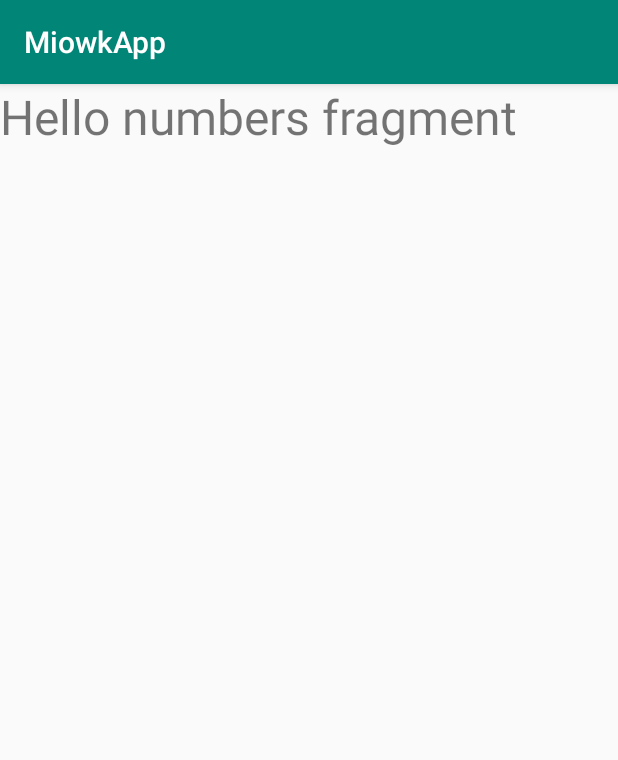
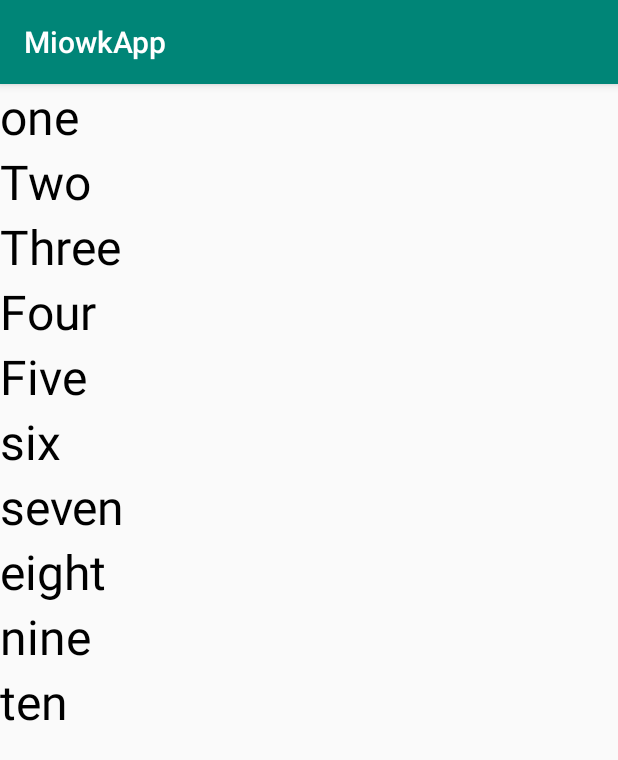
Before and after one commit to AhmadDalao/MiowkApp, an Android app: the fragment Numbers shown on its own in the app's theme, on a phone screen of 412 x 824 dp. Shown: the top 760 px of the screen. Run offline under Robolectric (Android 15) with nearby library versions, the phone set to English and light mode, and no system bars.

```diff
--- a/app/src/main/java/com/example/android/miowkapp/Numbers.java
+++ b/app/src/main/java/com/example/android/miowkapp/Numbers.java
@@ -3,9 +3,14 @@ package com.example.android.miowkapp;
 
 import android.os.Bundle;
 import android.support.v4.app.Fragment;
+import android.util.Log;
 import android.view.LayoutInflater;
 import android.view.View;
 import android.view.ViewGroup;
+import android.widget.LinearLayout;
+import android.widget.TextView;
+
+import java.util.ArrayList;
 
 
 /**
@@ -23,12 +28,54 @@ public class Numbers extends Fragment {
     public View onCreateView(LayoutInflater inflater, ViewGroup container,
                              Bundle savedInstanceState) {
         // Inflate the layout for this fragment
-        return inflater.inflate(R.layout.fragment_numbers, container, false);
+        View view = inflater.inflate(R.layout.fragment_numbers, container, false);
+
+
+        ArrayList<String> words = new ArrayList<String>();
+        words.add("one");
+        words.add("Two");
+        words.add("Three");
+        words.add("Four");
+        words.add("Five");
+        words.add("six");
+        words.add("seven");
+        words.add("eight");
+        words.add("nine");
+        words.add("ten");
+        words.size();
+
+
+        LinearLayout linearLayout = (LinearLayout)view.findViewById(R.id.myLinearLayoutNumber);
+
+        int counter = 0;
+        while (counter < words.size()){
+            TextView textView = new TextView(this.getContext());
+            textView.setTextSize(32);
+            textView.setTextColor(getResources().getColor(R.color.myBlack));
+            textView.setText(words.get(counter));
+            linearLayout.addView(textView);
+            counter ++;
+        }
+
+
+
+
+        Log.v("Numbers", "word at index 0: " + words.get(0));
+        Log.v("Numbers", "word at index 1: " + words.get(1));
+        Log.v("Numbers", "word at index 2: " + words.get(2));
+        Log.v("Numbers", "word at index 3: " + words.get(3));
+        Log.v("Numbers", "word at index 4: " + words.get(4));
+        Log.v("Numbers", "word at index 5: " + words.get(5));
+        Log.v("Numbers", "word at index 6: " + words.get(6));
+        Log.v("Numbers", "word at index 7: " + words.get(7));
+        Log.v("Numbers", "word at index 8: " + words.get(8));
+        Log.v("Numbers", "word at index 9: " + words.get(9));
+        Log.v("Numbers", "the size of the array is : " + words.size());
+
+
+        return view;
 
     }
 
 
-
-
-
 }
--- a/app/src/main/res/layout/fragment_numbers.xml
+++ b/app/src/main/res/layout/fragment_numbers.xml
@@ -1,15 +1,13 @@
 <?xml version="1.0" encoding="utf-8"?>
-<FrameLayout xmlns:android="http://schemas.android.com/apk/res/android"
+<LinearLayout xmlns:android="http://schemas.android.com/apk/res/android"
     xmlns:tools="http://schemas.android.com/tools"
     android:layout_width="match_parent"
+    android:orientation="vertical"
+    android:id="@+id/myLinearLayoutNumber"
     android:layout_height="match_parent"
     tools:context=".Numbers">
 
     <!-- TODO: Update blank fragment layout -->
-    <TextView
-        android:layout_width="match_parent"
-        android:layout_height="match_parent"
-        android:text="@string/numbers"
-        android:textSize="32sp" />
 
-</FrameLayout>
+
+</LinearLayout>
```
